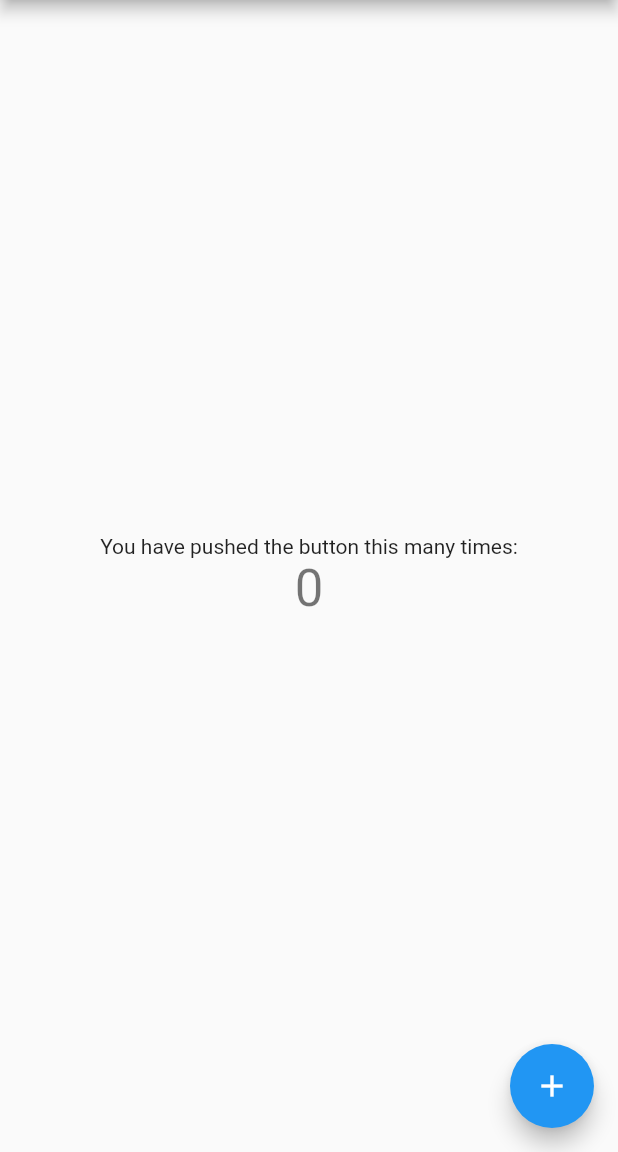
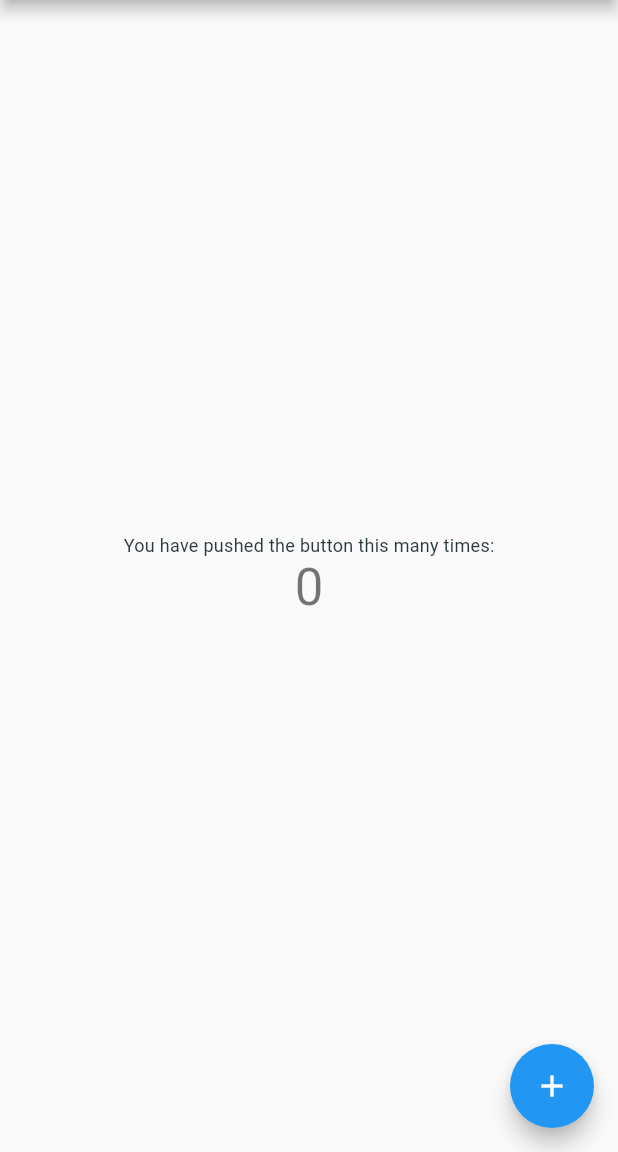
Before and after one commit to yamamoto7/share_buy_list, a Flutter app: the screen it shows after launch, on a phone screen of 412 x 824 dp, the part 84-1236 px from its top. Run offline on Flutter 3.47's test engine with Material 2 defaults, Android fonts, the phone set to English and light mode, and no system bars.

Commit message:
:recycle: refactor: load config and remove default comment outs

```diff
--- a/lib/main.dart
+++ b/lib/main.dart
@@ -1,4 +1,5 @@
 import 'package:flutter/material.dart';
+import 'package:share_buy_list/config/app_theme.dart';
 
 void main() {
   runApp(const MyApp());
@@ -12,18 +13,8 @@ class MyApp extends StatelessWidget {
   Widget build(BuildContext context) {
     return MaterialApp(
       title: 'Flutter Demo',
-      theme: ThemeData(
-        // This is the theme of your application.
-        //
-        // Try running your application with "flutter run". You'll see the
-        // application has a blue toolbar. Then, without quitting the app, try
-        // changing the primarySwatch below to Colors.green and then invoke
-        // "hot reload" (press "r" in the console where you ran "flutter run",
-        // or simply save your changes to "hot reload" in a Flutter IDE).
-        // Notice that the counter didn't reset back to zero; the application
-        // is not restarted.
-        primarySwatch: Colors.blue,
-      ),
+      theme:
+          ThemeData(primarySwatch: Colors.blue, textTheme: AppTheme.textTheme),
       home: const MyHomePage(title: 'Flutter Demo Home Page'),
     );
   }
@@ -31,16 +22,6 @@ class MyApp extends StatelessWidget {
 
 class MyHomePage extends StatefulWidget {
   const MyHomePage({Key? key, required this.title}) : super(key: key);
-
-  // This widget is the home page of your application. It is stateful, meaning
-  // that it has a State object (defined below) that contains fields that affect
-  // how it looks.
-
-  // This class is the configuration for the state. It holds the values (in this
-  // case the title) provided by the parent (in this case the App widget) and
-  // used by the build method of the State. Fields in a Widget subclass are
-  // always marked "final".
-
   final String title;
 
   @override
@@ -52,47 +33,18 @@ class _MyHomePageState extends State<MyHomePage> {
 
   void _incrementCounter() {
     setState(() {
-      // This call to setState tells the Flutter framework that something has
-      // changed in this State, which causes it to rerun the build method below
-      // so that the display can reflect the updated values. If we changed
-      // _counter without calling setState(), then the build method would not be
-      // called again, and so nothing would appear to happen.
       _counter++;
     });
   }
 
   @override
   Widget build(BuildContext context) {
-    // This method is rerun every time setState is called, for instance as done
-    // by the _incrementCounter method above.
-    //
-    // The Flutter framework has been optimized to make rerunning build methods
-    // fast, so that you can just rebuild anything that needs updating rather
-    // than having to individually change instances of widgets.
     return Scaffold(
       appBar: AppBar(
-        // Here we take the value from the MyHomePage object that was created by
-        // the App.build method, and use it to set our appbar title.
         title: Text(widget.title),
       ),
       body: Center(
-        // Center is a layout widget. It takes a single child and positions it
-        // in the middle of the parent.
         child: Column(
-          // Column is also a layout widget. It takes a list of children and
-          // arranges them vertically. By default, it sizes itself to fit its
-          // children horizontally, and tries to be as tall as its parent.
-          //
-          // Invoke "debug painting" (press "p" in the console, choose the
-          // "Toggle Debug Paint" action from the Flutter Inspector in Android
-          // Studio, or the "Toggle Debug Paint" command in Visual Studio Code)
-          // to see the wireframe for each widget.
-          //
-          // Column has various properties to control how it sizes itself and
-          // how it positions its children. Here we use mainAxisAlignment to
-          // center the children vertically; the main axis here is the vertical
-          // axis because Columns are vertical (the cross axis would be
-          // horizontal).
           mainAxisAlignment: MainAxisAlignment.center,
           children: <Widget>[
             const Text(
@@ -109,7 +61,7 @@ class _MyHomePageState extends State<MyHomePage> {
         onPressed: _incrementCounter,
         tooltip: 'Increment',
         child: const Icon(Icons.add),
-      ), // This trailing comma makes auto-formatting nicer for build methods.
+      ),
     );
   }
 }
```
